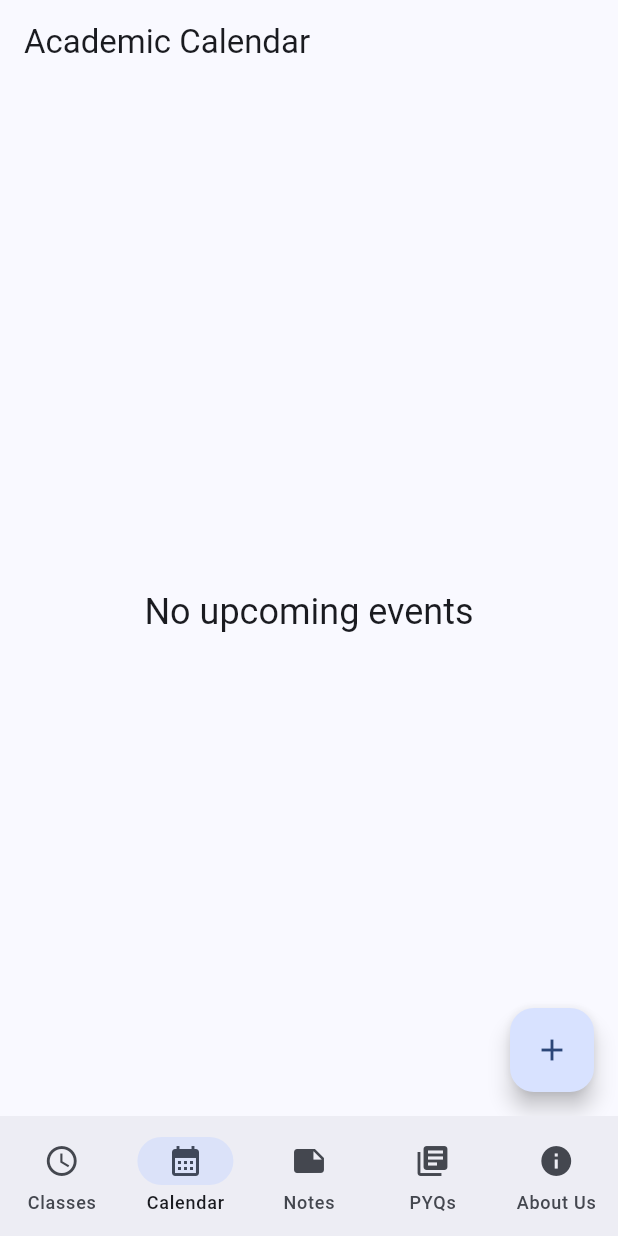
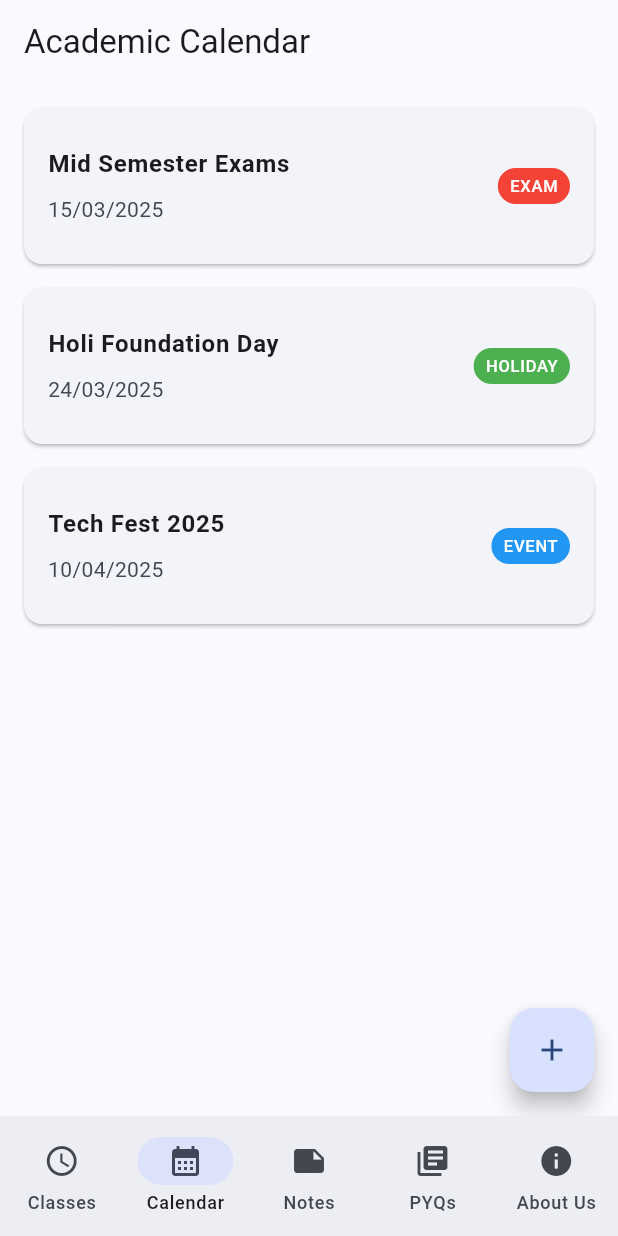
Before and after one commit to mdsahilnoob/widget_app, a Flutter app: the screen it shows after launch, item 2 of the bottom bar chosen, after a tap on the "add" icon, on a phone screen of 412 x 824 dp. Run offline on Flutter 3.47's test engine with Material 3 defaults, Android fonts, the phone set to English and light mode, and no system bars; our stand-ins replace isar; accounts and stored records are empty; generated files the repository leaves out were written again.

Commit message:
feat: implement initial core features including notes, PYQs, daily classes, and academic calendar screens.

```diff
--- /dev/null
+++ b/lib/core/services/demo_data.dart
@@ -0,0 +1,91 @@
+import '../../main.dart';
+import '../models/academic_event.dart';
+import '../models/class_session.dart';
+
+class DemoDataInitializer {
+  static Future<void> initializeIfNeeded() async {
+    // Check if we already have data
+    final classCount = await isar.classSessions.count();
+    if (classCount > 0) return; // Already initialized
+
+    // Create demo data
+    final sessions = [
+      ClassSession()
+        ..title = 'Algorithms'
+        ..room = 'Room A-101'
+        ..lecturer = 'Dr. Sharma'
+        ..startTime = DateTime(2025, 1, 1, 9, 0)
+        ..endTime = DateTime(2025, 1, 1, 10, 30)
+        ..dayOfWeek = 1, // Monday
+      ClassSession()
+        ..title = 'Computer Organization'
+        ..room = 'Lab 3'
+        ..lecturer = 'Prof. Gupta'
+        ..startTime = DateTime(2025, 1, 1, 11, 0)
+        ..endTime = DateTime(2025, 1, 1, 12, 30)
+        ..dayOfWeek = 1, // Monday
+      ClassSession()
+        ..title = 'Operating Systems'
+        ..room = 'Lecture Hall 2'
+        ..lecturer = 'Dr. Kumar'
+        ..startTime = DateTime(2025, 1, 2, 10, 0)
+        ..endTime = DateTime(2025, 1, 2, 11, 30)
+        ..dayOfWeek = 2, // Tuesday
+      ClassSession()
+        ..title = 'Formal Languages'
+        ..room = 'Room C-302'
+        ..lecturer = 'Prof. Singh'
+        ..startTime = DateTime(2025, 1, 2, 14, 0)
+        ..endTime = DateTime(2025, 1, 2, 15, 30)
+        ..dayOfWeek = 2, // Tuesday
+      ClassSession()
+        ..title = 'Algorithms'
+        ..room = 'Room A-101'
+        ..lecturer = 'Dr. Sharma'
+        ..startTime = DateTime(2025, 1, 3, 9, 0)
+        ..endTime = DateTime(2025, 1, 3, 10, 30)
+        ..dayOfWeek = 3, // Wednesday
+      ClassSession()
+        ..title = 'Computer Organization'
+        ..room = 'Lab 3'
+        ..lecturer = 'Prof. Gupta'
+        ..startTime = DateTime(2025, 1, 4, 11, 0)
+        ..endTime = DateTime(2025, 1, 4, 12, 30)
+        ..dayOfWeek = 4, // Thursday
+      ClassSession()
+        ..title = 'Operating Systems'
+        ..room = 'Lecture Hall 2'
+        ..lecturer = 'Dr. Kumar'
+        ..startTime = DateTime(2025, 1, 5, 10, 0)
+        ..endTime = DateTime(2025, 1, 5, 11, 30)
+        ..dayOfWeek = 5, // Friday
+      ClassSession()
+        ..title = 'Formal Languages (Tutorial)'
+        ..room = 'Room C-302'
+        ..lecturer = 'Prof. Singh'
+        ..startTime = DateTime(2025, 1, 5, 14, 0)
+        ..endTime = DateTime(2025, 1, 5, 15, 30)
+        ..dayOfWeek = 5, // Friday
+    ];
+
+    final events = [
+      AcademicEvent()
+        ..title = 'Mid Semester Exams'
+        ..date = DateTime(2025, 3, 15)
+        ..type = EventType.exam,
+      AcademicEvent()
+        ..title = 'Holi Foundation Day'
+        ..date = DateTime(2025, 3, 24)
+        ..type = EventType.holiday,
+      AcademicEvent()
+        ..title = 'Tech Fest 2025'
+        ..date = DateTime(2025, 4, 10)
+        ..type = EventType.event,
+    ];
+
+    await isar.writeTxn(() async {
+      await isar.classSessions.putAll(sessions);
+      await isar.academicEvents.putAll(events);
+    });
+  }
+}
--- a/lib/features/calendar/academic_calendar_screen.dart
+++ b/lib/features/calendar/academic_calendar_screen.dart
@@ -1,13 +1,23 @@
 import 'package:flutter/material.dart';
+import 'package:isar/isar.dart';
 import '../../core/models/academic_event.dart';
+import '../../main.dart';
 
 class AcademicCalendarScreen extends StatelessWidget {
   const AcademicCalendarScreen({super.key});
 
   @override
   Widget build(BuildContext context) {
-    // TODO: fetch events from Isar Database
-    final List<AcademicEvent> events = [];
+    return StreamBuilder<List<AcademicEvent>>(
+      stream: isar.academicEvents.where().watch(fireImmediately: true),
+      builder: (context, snapshot) {
+        if (snapshot.connectionState == ConnectionState.waiting) {
+          return const Scaffold(
+            body: Center(child: CircularProgressIndicator()),
+          );
+        }
+
+        final events = snapshot.data ?? [];
 
         return Scaffold(
           appBar: AppBar(title: const Text('Academic Calendar')),
@@ -28,21 +38,27 @@ class AcademicCalendarScreen extends StatelessWidget {
                         delegate: SliverChildBuilderDelegate((context, index) {
                           final event = events[index];
                           return Card(
-                        margin: const EdgeInsets.only(bottom: 12.0),
+                            margin: const EdgeInsets.only(bottom: 16.0),
                             child: ListTile(
+                              contentPadding: const EdgeInsets.all(16.0),
                               title: Text(
                                 event.title,
-                            style: const TextStyle(fontWeight: FontWeight.bold),
+                                style: const TextStyle(
+                                  fontWeight: FontWeight.bold,
                                 ),
-                          subtitle: Text(
+                              ),
+                              subtitle: Padding(
+                                padding: const EdgeInsets.only(top: 8.0),
+                                child: Text(
                                   '${event.date.day.toString().padLeft(2, '0')}/${event.date.month.toString().padLeft(2, '0')}/${event.date.year}',
+                                ),
                               ),
                               trailing: Badge(
                                 label: Text(event.type.name.toUpperCase()),
                                 backgroundColor: _getBadgeColor(event.type),
                                 padding: const EdgeInsets.symmetric(
-                              horizontal: 8,
-                              vertical: 4,
+                                  horizontal: 8.0,
+                                  vertical: 4.0,
                                 ),
                               ),
                             ),
@@ -59,6 +75,8 @@ class AcademicCalendarScreen extends StatelessWidget {
             child: const Icon(Icons.add),
           ),
         );
+      },
+    );
   }
 
   Color _getBadgeColor(EventType type) {
--- a/lib/features/notes/notes_screen.dart
+++ b/lib/features/notes/notes_screen.dart
@@ -1,13 +1,23 @@
 import 'package:flutter/material.dart';
+import 'package:isar/isar.dart';
 import '../../core/models/note.dart';
+import '../../main.dart';
 
 class NotesScreen extends StatelessWidget {
   const NotesScreen({super.key});
 
   @override
   Widget build(BuildContext context) {
-    // TODO: fetch notes from Isar Database
-    final List<Note> notes = [];
+    return StreamBuilder<List<Note>>(
+      stream: isar.notes.where().watch(fireImmediately: true),
+      builder: (context, snapshot) {
+        if (snapshot.connectionState == ConnectionState.waiting) {
+          return const Scaffold(
+            body: Center(child: CircularProgressIndicator()),
+          );
+        }
+
+        final notes = snapshot.data ?? [];
 
         return Scaffold(
           appBar: AppBar(title: const Text('Notes')),
@@ -44,16 +54,20 @@ class NotesScreen extends StatelessWidget {
                                 children: [
                                   Text(
                                     note.title,
-                                style: Theme.of(context).textTheme.titleMedium
+                                    style: Theme.of(context)
+                                        .textTheme
+                                        .titleMedium
                                         ?.copyWith(fontWeight: FontWeight.bold),
                                     maxLines: 2,
                                     overflow: TextOverflow.ellipsis,
                                   ),
-                              const SizedBox(height: 8),
+                                  const SizedBox(height: 8.0),
                                   Expanded(
                                     child: Text(
                                       note.content,
-                                  style: Theme.of(context).textTheme.bodyMedium,
+                                      style: Theme.of(
+                                        context,
+                                      ).textTheme.bodyMedium,
                                       overflow: TextOverflow.fade,
                                     ),
                                   ),
@@ -70,6 +84,8 @@ class NotesScreen extends StatelessWidget {
             onPressed: () => _showAddNoteDialog(context),
             child: const Icon(Icons.add),
           ),
+        );
+      },
     );
   }
 
@@ -95,29 +111,29 @@ class NotesScreen extends StatelessWidget {
                   fontWeight: FontWeight.bold,
                 ),
               ),
-              const SizedBox(height: 24),
+              const SizedBox(height: 24.0),
               TextField(
                 decoration: InputDecoration(
                   labelText: 'Title',
                   border: OutlineInputBorder(
-                    borderRadius: BorderRadius.circular(12),
+                    borderRadius: BorderRadius.circular(12.0),
                   ),
                 ),
               ),
-              const SizedBox(height: 16),
+              const SizedBox(height: 16.0),
               TextField(
                 decoration: InputDecoration(
                   labelText: 'Content snippet...',
                   border: OutlineInputBorder(
-                    borderRadius: BorderRadius.circular(12),
+                    borderRadius: BorderRadius.circular(12.0),
                   ),
                 ),
                 maxLines: 5,
               ),
-              const SizedBox(height: 24),
+              const SizedBox(height: 24.0),
               SizedBox(
                 width: double.infinity,
-                height: 50,
+                height: 50.0,
                 child: FilledButton(
                   onPressed: () {
                     // TODO: Save to DB
@@ -126,7 +142,7 @@ class NotesScreen extends StatelessWidget {
                   child: const Text('Save Note'),
                 ),
               ),
-              const SizedBox(height: 24),
+              const SizedBox(height: 24.0),
             ],
           ),
         );
--- a/lib/features/pyqs/pyqs_screen.dart
+++ b/lib/features/pyqs/pyqs_screen.dart
@@ -36,18 +36,27 @@ class PyqsScreen extends StatelessWidget {
     return Scaffold(
       appBar: AppBar(title: const Text('Previous Year Questions')),
       body: ListView.builder(
+        padding: const EdgeInsets.symmetric(horizontal: 16.0, vertical: 8.0),
         itemCount: semesters.length,
         itemBuilder: (context, index) {
           final semester = semesters.keys.elementAt(index);
           final subjects = semesters[semester]!;
 
           return ExpansionTile(
+            tilePadding: const EdgeInsets.symmetric(
+              horizontal: 16.0,
+              vertical: 8.0,
+            ),
             title: Text(
               semester,
               style: const TextStyle(fontWeight: FontWeight.bold),
             ),
             children: subjects.map((subject) {
               return ListTile(
+                contentPadding: const EdgeInsets.symmetric(
+                  horizontal: 24.0,
+                  vertical: 8.0,
+                ),
                 leading: const Icon(
                   Icons.picture_as_pdf,
                   color: Colors.redAccent,
--- a/lib/features/timetable/daily_classes_screen.dart
+++ b/lib/features/timetable/daily_classes_screen.dart
@@ -1,5 +1,7 @@
 import 'package:flutter/material.dart';
+import 'package:isar/isar.dart';
 import '../../core/models/class_session.dart';
+import '../../main.dart';
 
 class DailyClassesScreen extends StatelessWidget {
   const DailyClassesScreen({super.key});
@@ -49,8 +51,17 @@ class _DayScheduleView extends StatelessWidget {
 
   @override
   Widget build(BuildContext context) {
-    // TODO: Fetch from Isar Database based on 'day'
-    final List<ClassSession> classes = [];
+    return StreamBuilder<List<ClassSession>>(
+      stream: isar.classSessions
+          .filter()
+          .dayOfWeekEqualTo(day)
+          .watch(fireImmediately: true),
+      builder: (context, snapshot) {
+        if (snapshot.connectionState == ConnectionState.waiting) {
+          return const Center(child: CircularProgressIndicator());
+        }
+
+        final classes = snapshot.data ?? [];
 
         if (classes.isEmpty) {
           return Center(
@@ -66,48 +77,61 @@ class _DayScheduleView extends StatelessWidget {
           itemCount: classes.length,
           itemBuilder: (context, index) {
             final session = classes[index];
-        final startTimeStr = '${session.startTime.hour.toString().padLeft(2, '0')}:${session.startTime.minute.toString().padLeft(2, '0')}';
-        final endTimeStr = '${session.endTime.hour.toString().padLeft(2, '0')}:${session.endTime.minute.toString().padLeft(2, '0')}';
+            final startTimeStr =
+                '${session.startTime.hour.toString().padLeft(2, '0')}:${session.startTime.minute.toString().padLeft(2, '0')}';
+            final endTimeStr =
+                '${session.endTime.hour.toString().padLeft(2, '0')}:${session.endTime.minute.toString().padLeft(2, '0')}';
 
             return Card(
               elevation: 2, // Material 3 Elevated Card style
-          margin: const EdgeInsets.only(bottom: 12.0),
+              margin: const EdgeInsets.only(bottom: 16.0),
               child: ListTile(
                 contentPadding: const EdgeInsets.all(16.0),
                 leading: Column(
                   mainAxisAlignment: MainAxisAlignment.center,
                   children: [
-                Text(startTimeStr, style: const TextStyle(fontWeight: FontWeight.bold)),
+                    Text(
+                      startTimeStr,
+                      style: const TextStyle(fontWeight: FontWeight.bold),
+                    ),
                     const Text('to'),
                     Text(endTimeStr),
                   ],
                 ),
                 title: Text(
                   session.title,
-              style: Theme.of(context).textTheme.titleMedium?.copyWith(fontWeight: FontWeight.bold),
+                  style: Theme.of(context).textTheme.titleMedium?.copyWith(
+                    fontWeight: FontWeight.bold,
                   ),
-            subtitle: Column(
-              crossAxisAlignment: CrossAxisAlignment.start,
+                ),
+                subtitle: Padding(
+                  padding: const EdgeInsets.only(top: 8.0),
+                  child: Wrap(
+                    spacing: 16.0,
+                    runSpacing: 8.0,
                     children: [
-                const SizedBox(height: 4),
-                Row(
+                      Wrap(
+                        crossAxisAlignment: WrapCrossAlignment.center,
                         children: [
                           const Icon(Icons.room, size: 16),
-                    const SizedBox(width: 4),
+                          const SizedBox(width: 8.0),
                           Text(session.room),
                         ],
                       ),
-                const SizedBox(height: 4),
-                Row(
+                      Wrap(
+                        crossAxisAlignment: WrapCrossAlignment.center,
                         children: [
                           const Icon(Icons.person, size: 16),
-                    const SizedBox(width: 4),
+                          const SizedBox(width: 8.0),
                           Text(session.lecturer),
                         ],
                       ),
                     ],
                   ),
                 ),
+              ),
+            );
+          },
         );
       },
     );
--- a/lib/main.dart
+++ b/lib/main.dart
@@ -5,6 +5,7 @@ import 'package:path_provider/path_provider.dart';
 import 'core/models/academic_event.dart';
 import 'core/models/class_session.dart';
 import 'core/models/note.dart';
+import 'core/services/demo_data.dart';
 import 'features/navigation/app_navigation.dart';
 
 late Isar isar;
@@ -14,10 +15,14 @@ void main() async {
 
   // Initialize Isar DB
   final dir = await getApplicationDocumentsDirectory();
-  isar = await Isar.open(
-    [ClassSessionSchema, NoteSchema, AcademicEventSchema],
-    directory: dir.path,
-  );
+  isar = await Isar.open([
+    ClassSessionSchema,
+    NoteSchema,
+    AcademicEventSchema,
+  ], directory: dir.path);
+
+  // Initialize Demo Data
+  await DemoDataInitializer.initializeIfNeeded();
 
   runApp(const UniversityTimetableApp());
 }
@@ -37,6 +42,7 @@ class UniversityTimetableApp extends StatelessWidget {
         useMaterial3: true,
       ),
       darkTheme: ThemeData(
+        scaffoldBackgroundColor: Colors.black, // True Black Dark Theme
         colorScheme: ColorScheme.fromSeed(
           seedColor: const Color(0xFF007AFF),
           brightness: Brightness.dark,
```
Lines whose indentation alone changed are shown as unchanged.
